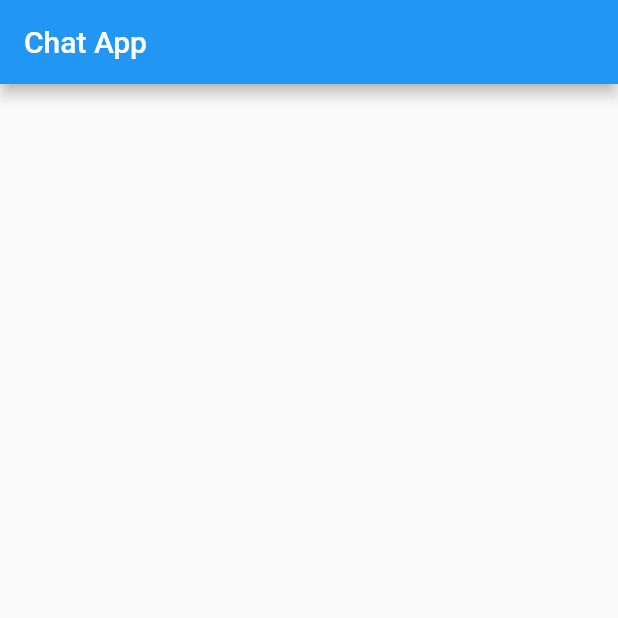
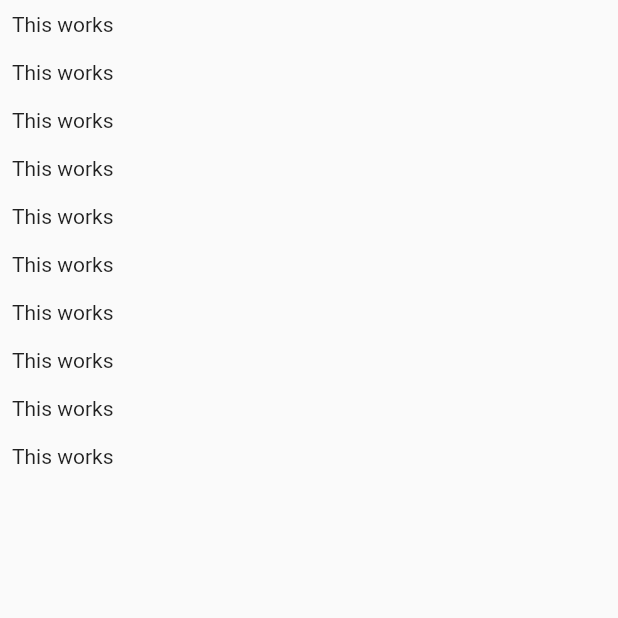
Before and after one commit to jecode93/chat_app, a Flutter app: the screen it shows after launch, on a phone screen of 412 x 824 dp, the top half of it. Run offline on Flutter 3.47's test engine with Material 2 defaults, Android fonts, the phone set to English and light mode, and no system bars.

```diff
--- a/lib/main.dart
+++ b/lib/main.dart
@@ -1,4 +1,5 @@
 import 'package:flutter/material.dart';
+import 'screens/chat_screen.dart';
 
 void main() {
   runApp(MyApp());
@@ -9,31 +10,11 @@ class MyApp extends StatelessWidget {
   @override
   Widget build(BuildContext context) {
     return MaterialApp(
-      title: 'Flutter Demo',
+      title: 'Chat App',
       theme: ThemeData(
         primarySwatch: Colors.blue,
       ),
-      home: MyHomePage(title: 'Chat App'),
+      home: ChatScreen(),
     );
   }
 }
-
-class MyHomePage extends StatefulWidget {
-  MyHomePage({Key? key, required this.title}) : super(key: key);
-  final String title;
-
-  @override
-  _MyHomePageState createState() => _MyHomePageState();
-}
-
-class _MyHomePageState extends State<MyHomePage> {
-  @override
-  Widget build(BuildContext context) {
-    return Scaffold(
-      appBar: AppBar(
-        title: Text(widget.title),
-      ),
-      body: Center(),
-    );
-  }
-}
--- /dev/null
+++ b/lib/screens/chat_screen.dart
@@ -0,0 +1,18 @@
+import 'package:flutter/material.dart';
+
+class ChatScreen extends StatelessWidget {
+  const ChatScreen({Key? key}) : super(key: key);
+
+  @override
+  Widget build(BuildContext context) {
+    return Scaffold(
+      body: ListView.builder(
+        itemCount: 10,
+        itemBuilder: (ctx, index) => Container(
+          padding: EdgeInsets.all(8),
+          child: Text('This works'),
+        ),
+      ),
+    );
+  }
+}
```
Also changed, not shown: lib/screens/auth_screen.dart (added), 5 other files.
